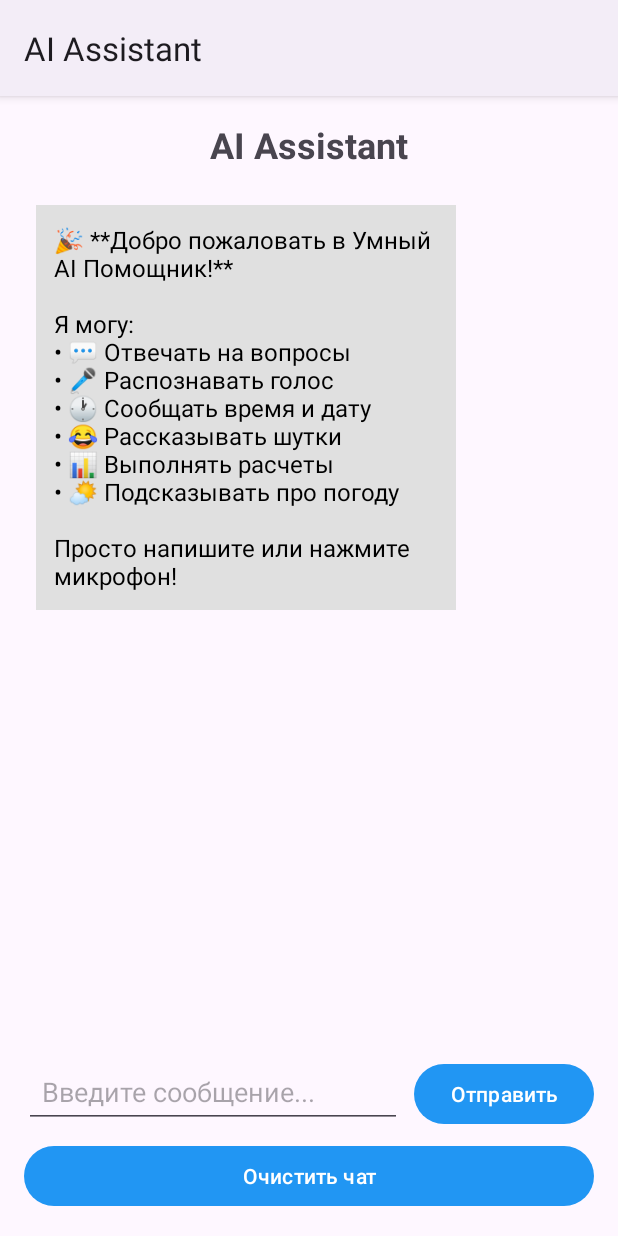
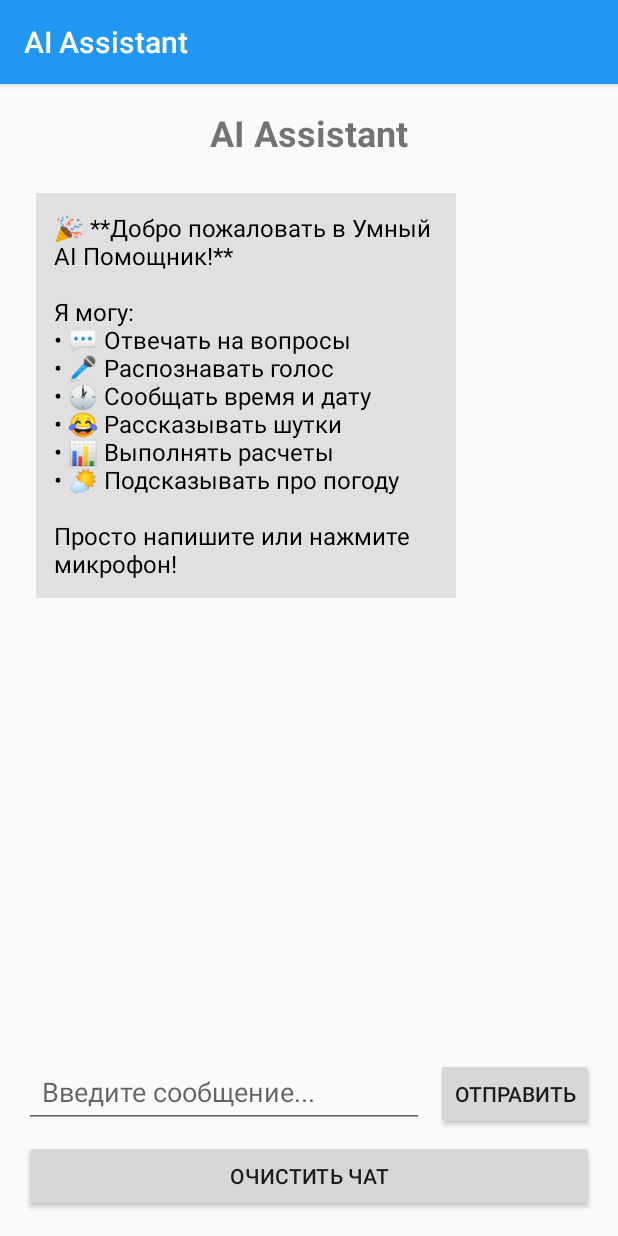
Before and after one commit to fallcorey/smart-ai-assistant, an Android app: the screen it shows after launch (MainActivity), on a phone screen of 412 x 824 dp. Run offline under Robolectric (Android 15) with nearby library versions, the phone set to English and light mode, and no system bars; 3 statements that could not run were skipped.

Commit message:
Update themes.xml

```diff
--- a/app/src/main/res/values/themes.xml
+++ b/app/src/main/res/values/themes.xml
@@ -1,13 +1,6 @@
 <resources xmlns:tools="http://schemas.android.com/tools">
-    <!-- Base application theme. -->
-    <style name="Base.Theme.AIAssistant" parent="Theme.Material3.DayNight">
+    <style name="Theme.AIAssistant" parent="Theme.AppCompat.Light.DarkActionBar">
         <item name="colorPrimary">@color/color_primary</item>
-        <item name="colorPrimaryVariant">@color/color_primary_dark</item>
-        <item name="colorOnPrimary">@android:color/white</item>
-        <item name="colorSecondary">@color/color_accent</item>
-        <item name="colorSecondaryVariant">@color/color_accent</item>
-        <item name="colorOnSecondary">@android:color/white</item>
+        <item name="colorPrimaryDark">@color/color_primary_dark</item>
     </style>
-
-    <style name="Theme.AIAssistant" parent="Base.Theme.AIAssistant" />
 </resources>
```
